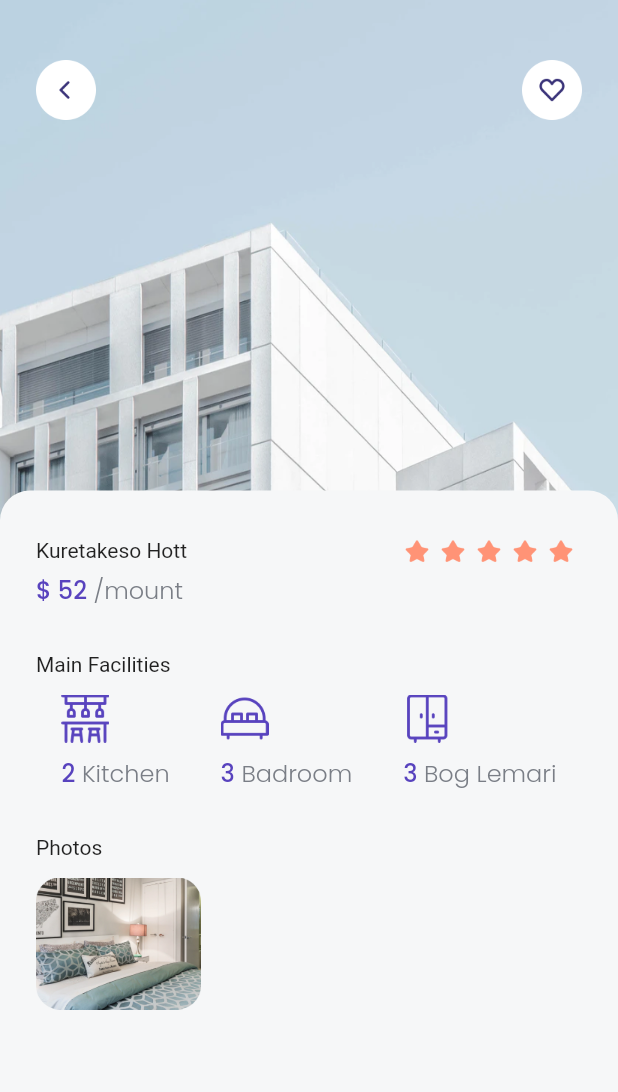
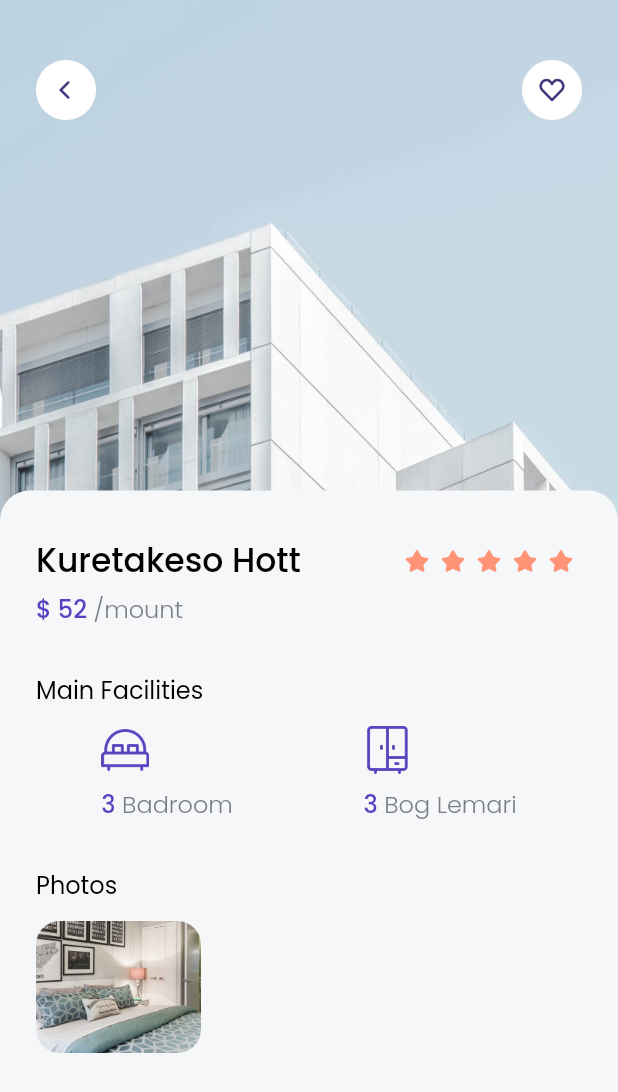
Before and after one commit to fadillaoegi/Dil-findKoss, a Flutter app: the Detail screen opened directly, on a phone screen of 412 x 824 dp. Shown: the top 1092 px of the screen. Run offline on Flutter 3.47's test engine with Material 2 defaults, Android fonts, the light colour scheme and no system bars; our stand-ins replace google_fonts.

Commit message:
break jumaatan

```diff
--- a/lib/pages/detail/detailPage.dart
+++ b/lib/pages/detail/detailPage.dart
@@ -1,5 +1,6 @@
 import 'package:findkoss/style/style.dart';
 import 'package:findkoss/style/textstyle.dart';
+import 'package:findkoss/widgets/facility_item.dart';
 import 'package:flutter/material.dart';
 import '';
 
@@ -60,7 +61,10 @@ class Detail extends StatelessWidget {
                       Row(
                         mainAxisAlignment: MainAxisAlignment.spaceBetween,
                         children: [
-                          Text("Kuretakeso Hott"),
+                          Text(
+                            "Kuretakeso Hott",
+                            style: TsBlackBold.copyWith(fontSize: 22.0),
+                          ),
                           Row(
                             children: [
                               Image.asset(
@@ -108,32 +112,15 @@ class Detail extends StatelessWidget {
                             ]),
                       ),
                       BoxH30,
-                      Text("Main Facilities"),
+                      Text(
+                        "Main Facilities",
+                        style: TsBlackMedium.copyWith(fontSize: 16.0),
+                      ),
                       BoxH12,
                       Row(
                         mainAxisAlignment: MainAxisAlignment.spaceAround,
                         children: [
-                          Column(
-                            crossAxisAlignment: CrossAxisAlignment.start,
-                            children: [
-                              Image.asset(
-                                'assets/images/icon_kitchen.png',
-                                width: 32.0,
-                              ),
-                              BoxH8,
-                              Text.rich(
-                                TextSpan(
-                                    // text: "\$ ${spaceModel.price} ",
-                                    text: "2",
-                                    style: Ts4.copyWith(fontSize: 16),
-                                    children: [
-                                      TextSpan(
-                                          text: " Kitchen",
-                                          style: Ts3.copyWith(fontSize: 16))
-                                    ]),
-                              ),
-                            ],
-                          ),
+                          // FacilityItem(),
                           Column(
                             crossAxisAlignment: CrossAxisAlignment.start,
                             children: [
@@ -179,7 +166,8 @@ class Detail extends StatelessWidget {
                         ],
                       ),
                       BoxH30,
-                      Text("Photos"),
+                      Text("Photos",
+                          style: TsBlackMedium.copyWith(fontSize: 16.0)),
                       BoxH12,
                       Row(
                         children: [
```
Also changed, not shown: lib/models/facility_item.dart (added, +7 -0 lines), lib/widgets/facility_item.dart (added, +35 -0 lines).
